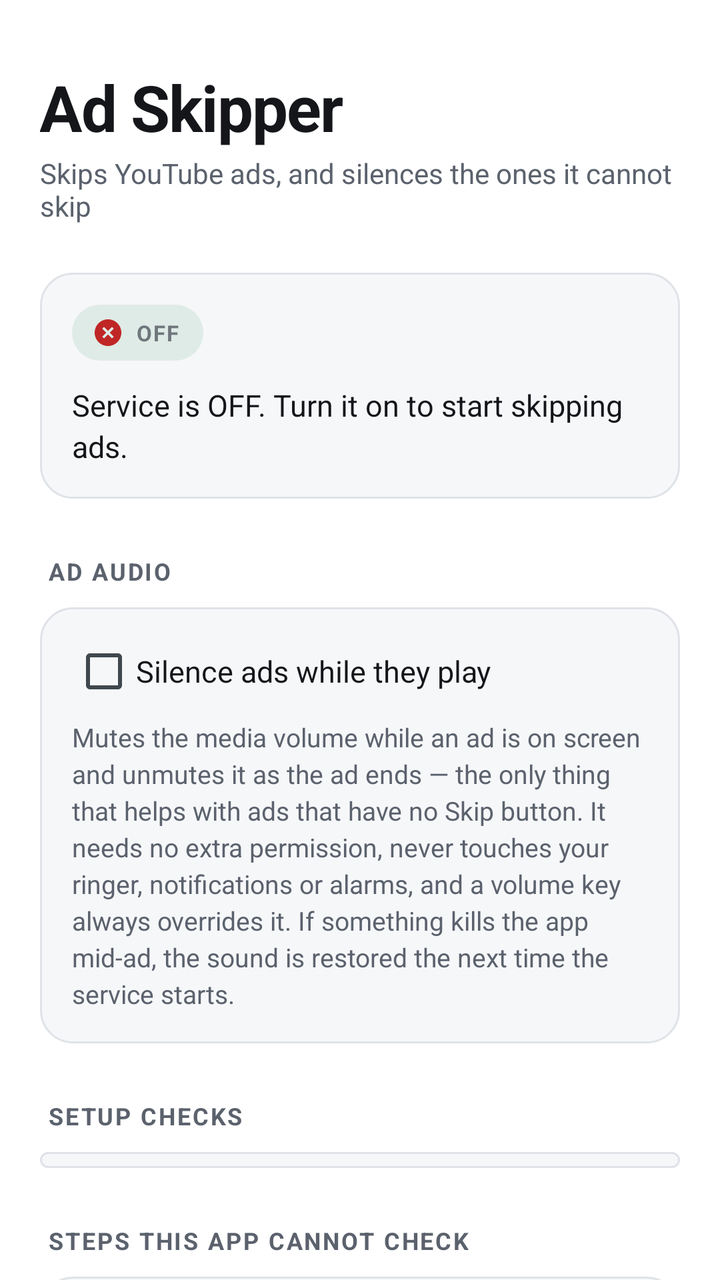
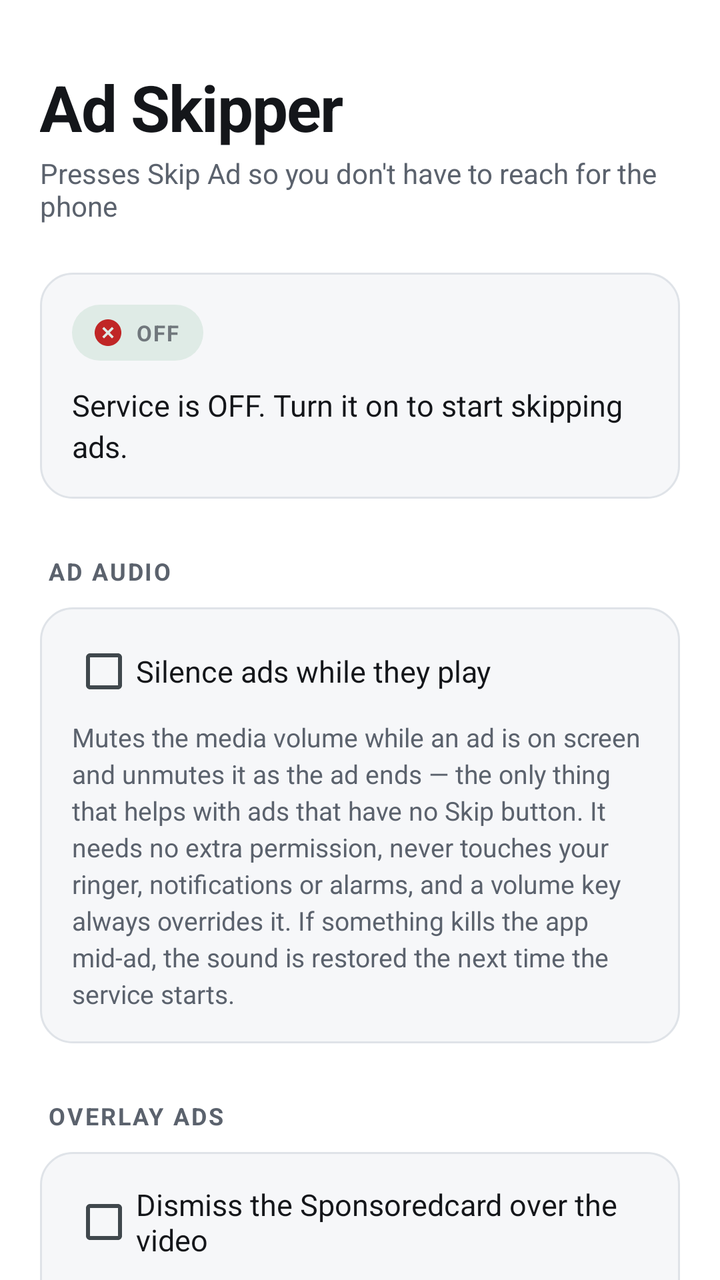

Before-and-after screenshots of an Android layout around one commit, followed by the original layout XML and the change that was made.
<!-- AndroidManifest.xml: application theme AppTheme -->
<!-- res/layout/activity_main.xml -->
<?xml version="1.0" encoding="utf-8"?>
<ScrollView xmlns:android="http://schemas.android.com/apk/res/android"
    android:layout_width="match_parent"
    android:layout_height="match_parent"
    android:background="@color/surface"
    android:fillViewport="true"
    android:scrollbars="none">

    <LinearLayout
        android:layout_width="match_parent"
        android:layout_height="wrap_content"
        android:orientation="vertical"
        android:paddingStart="20dp"
        android:paddingTop="32dp"
        android:paddingEnd="20dp"
        android:paddingBottom="32dp">

        <TextView
            android:layout_width="wrap_content"
            android:layout_height="wrap_content"
            android:letterSpacing="-0.02"
            android:text="@string/app_name"
            android:textColor="@color/text_primary"
            android:textSize="32sp"
            android:textStyle="bold" />

        <TextView
            android:layout_width="match_parent"
            android:layout_height="wrap_content"
            android:paddingTop="2dp"
            android:text="@string/app_tagline"
            android:textColor="@color/text_secondary"
            android:textSize="14sp" />

        
        <LinearLayout
            android:layout_width="match_parent"
            android:layout_height="wrap_content"
            android:layout_marginTop="24dp"
            android:background="@drawable/bg_card"
            android:orientation="vertical"
            android:padding="16dp">

            <LinearLayout
                android:id="@+id/status_pill"
                android:layout_width="wrap_content"
                android:layout_height="wrap_content"
                android:background="@drawable/bg_status_pill"
                android:gravity="center_vertical"
                android:orientation="horizontal"
                android:paddingStart="10dp"
                android:paddingTop="6dp"
                android:paddingEnd="12dp"
                android:paddingBottom="6dp">

                <ImageView
                    android:id="@+id/status_icon"
                    android:layout_width="16dp"
                    android:layout_height="16dp"
                    android:contentDescription="@null"
                    android:src="@drawable/ic_state_bad" />

                <TextView
                    android:id="@+id/status_label"
                    android:layout_width="wrap_content"
                    android:layout_height="wrap_content"
                    android:layout_marginStart="6dp"
                    android:letterSpacing="0.06"
                    android:text="@string/status_label_off"
                    android:textSize="11sp"
                    android:textStyle="bold" />
            </LinearLayout>

            <TextView
                android:id="@+id/status"
                android:layout_width="match_parent"
                android:layout_height="wrap_content"
                android:lineSpacingExtra="3dp"
                android:paddingTop="12dp"
                android:text="@string/status_disabled"
                android:textColor="@color/text_primary"
                android:textSize="15sp" />
        </LinearLayout>

        
        <TextView
            style="@style/SectionHeading"
            android:text="@string/mute_heading" />

        <LinearLayout
            android:layout_width="match_parent"
            android:layout_height="wrap_content"
            android:background="@drawable/bg_card"
            android:orientation="vertical"
            android:padding="16dp">

            <CheckBox
                android:id="@+id/mute_ads"
                android:layout_width="match_parent"
                android:layout_height="wrap_content"
                android:text="@string/mute_toggle"
                android:textColor="@color/text_primary"
                android:textSize="15sp" />

            <TextView
                android:layout_width="match_parent"
                android:layout_height="wrap_content"
                android:lineSpacingExtra="3dp"
                android:paddingTop="8dp"
                android:text="@string/mute_note"
                android:textColor="@color/text_secondary"
                android:textSize="13sp" />
        </LinearLayout>

        <TextView
            style="@style/SectionHeading"
            android:text="@string/preflight_heading" />

        <LinearLayout
            android:id="@+id/checklist"
            android:layout_width="match_parent"
            android:layout_height="wrap_content"
            android:background="@drawable/bg_card"
            android:orientation="vertical"
            android:paddingStart="16dp"
            android:paddingTop="4dp"
            android:paddingEnd="16dp"
            android:paddingBottom="4dp" />

        <TextView
            style="@style/SectionHeading"
            android:text="@string/preflight_attest_heading" />

        <LinearLayout
            android:layout_width="match_parent"
            android:layout_height="wrap_content"
            android:background="@drawable/bg_card"
            android:orientation="vertical"
            android:padding="16dp">

            <LinearLayout
                android:layout_width="match_parent"
                android:layout_height="wrap_content"
                android:orientation="horizontal">

                <ImageView
                    android:id="@+id/attest_icon"
                    android:layout_width="22dp"
                    android:layout_height="22dp"
                    android:layout_marginTop="1dp"
                    android:contentDescription="@null"
                    android:src="@drawable/ic_state_warn" />

                <TextView
                    android:id="@+id/background_tips"
                    android:layout_width="match_parent"
                    android:layout_height="wrap_content"
                    android:layout_marginStart="12dp"
                    android:lineSpacingExtra="3dp"
                    android:text="@string/background_tips"
                    android:textColor="@color/text_secondary"
                    android:textSize="14sp" />
            </LinearLayout>

            
            <Button
                android:id="@+id/recents_help"
                android:layout_width="match_parent"
                android:layout_height="46dp"
                android:layout_marginTop="14dp"
                android:background="@drawable/bg_button_secondary"
                android:stateListAnimator="@null"
                android:text="@string/recents_lock_help"
                android:textAllCaps="false"
                android:textColor="@color/accent"
                android:textSize="14sp" />

            <CheckBox
                android:id="@+id/attest"
                android:layout_width="match_parent"
                android:layout_height="wrap_content"
                android:layout_marginTop="12dp"
                android:text="@string/preflight_attest"
                android:textColor="@color/text_primary"
                android:textSize="14sp" />

            <TextView
                android:layout_width="match_parent"
                android:layout_height="wrap_content"
                android:paddingTop="6dp"
                android:text="@string/preflight_attest_note"
                android:textColor="@color/text_secondary"
                android:textSize="12sp"
                android:textStyle="italic" />
        </LinearLayout>

        <TextView
            android:id="@+id/gate_explanation"
            android:layout_width="match_parent"
            android:layout_height="wrap_content"
            android:layout_marginTop="24dp"
            android:lineSpacingExtra="3dp"
            android:text="@string/preflight_gate_blocked"
            android:textColor="@color/text_secondary"
            android:textSize="13sp" />

        <Button
            android:id="@+id/open_settings"
            android:layout_width="match_parent"
            android:layout_height="52dp"
            android:layout_marginTop="12dp"
            android:background="@drawable/bg_button_primary"
            android:stateListAnimator="@null"
            android:text="@string/open_accessibility_settings"
            android:textAllCaps="false"
            android:textColor="@color/button_primary_text"
            android:textSize="15sp"
            android:textStyle="bold" />

        <Button
            android:id="@+id/open_app_info"
            android:layout_width="match_parent"
            android:layout_height="52dp"
            android:layout_marginTop="10dp"
            android:background="@drawable/bg_button_secondary"
            android:stateListAnimator="@null"
            android:text="@string/open_app_info"
            android:textAllCaps="false"
            android:textColor="@color/text_primary"
            android:textSize="15sp" />

    </LinearLayout>

</ScrollView>
<!-- resources referenced by this layout -->
<resources>
  <color name="accent">#FF2F6BF3</color>
  <color name="surface">#FFFFFFFF</color>
  <color name="text_primary">#FF14161A</color>
  <color name="text_secondary">#FF5B626D</color>
  <!-- drawable bg_status_pill (drawable) -->
  <?xml version="1.0" encoding="utf-8"?>
  <shape xmlns:android="http://schemas.android.com/apk/res/android" android:shape="rectangle">
      <solid android:color="@color/state_ok_bg" />
      <corners android:radius="14dp" />
  </shape>
  <string name="app_name">Ad Skipper</string>
  <string name="app_tagline">Skips YouTube ads, and silences the ones it cannot skip</string>
  <string name="background_tips"><b>1. Lock it in Recents.</b> Open Recents, pull down or long-press the Ad Skipper card, and tap the padlock. On devices where "clear all apps" is a force stop, this is the only thing that survives it.\n\n<b>2. Allow auto-start</b>, if this device has such a list. Without it the system may refuse to restart the service after anything closes it, leaving it enabled but dead.\n\nOn stock Android neither is needed; the system restarts the service by itself.</string>
  <string name="mute_heading">Ad audio</string>
  <string name="mute_note">Mutes the media volume while an ad is on screen and unmutes it as the ad ends — the only thing that helps with ads that have no Skip button. It needs no extra permission, never touches your ringer, notifications or alarms, and a volume key always overrides it. If something kills the app mid-ad, the sound is restored the next time the service starts.</string>
  <string name="mute_toggle">Silence ads while they play</string>
  <string name="open_accessibility_settings">Open Accessibility settings</string>
  <string name="open_app_info">Open App info</string>
  <string name="preflight_attest">I have locked Ad Skipper in Recents (and allowed auto-start, if this device has it)</string>
  <string name="preflight_attest_heading">Steps this app cannot check</string>
  <string name="preflight_attest_note">This app cannot verify this — Android provides no way to read it. Ticking this is your confirmation, not a check the app has performed.</string>
  <string name="preflight_gate_blocked">Accessibility cannot be enabled from here until the checks above pass. Turning the service on before the device is set up to keep it running produces an app that works briefly and then stops silently.</string>
  <string name="preflight_heading">Setup checks</string>
  <string name="recents_lock_help">How do I lock it in Recents?</string>
  <string name="status_disabled">Service is OFF. Turn it on to start skipping ads.</string>
  <string name="status_label_off">OFF</string>
  <style name="AppTheme" parent="@android:style/Theme.DeviceDefault.DayNight">
          <item name="android:windowNoTitle">true</item>
          <item name="android:windowActionBar">false</item>
          <item name="android:windowBackground">@color/surface</item>
      </style>
  <color name="accent_disabled">#FFC7CCD4</color>
  <color name="outline">#FFDFE3E8</color>
  <color name="surface_card">#FFF6F7F9</color>
  <color name="state_ok_bg">#1A17803D</color>
  <color name="state_bad">#FFC02626</color>
  <color name="state_warn">#FFB45309</color>
  <!-- unchanged entries left out for length: 6 -->
</resources>

<!-- the commit's change to res/layout/activity_main.xml (unified diff, before → after) -->
@@ -114,6 +114,35 @@
 
         <TextView
             style="@style/SectionHeading"
+            android:text="@string/overlay_heading" />
+
+        <LinearLayout
+            android:layout_width="match_parent"
+            android:layout_height="wrap_content"
+            android:background="@drawable/bg_card"
+            android:orientation="vertical"
+            android:padding="16dp">
+
+            <CheckBox
+                android:id="@+id/dismiss_overlay"
+                android:layout_width="match_parent"
+                android:layout_height="wrap_content"
+                android:text="@string/overlay_toggle"
+                android:textColor="@color/text_primary"
+                android:textSize="15sp" />
+
+            <TextView
+                android:layout_width="match_parent"
+                android:layout_height="wrap_content"
+                android:lineSpacingExtra="3dp"
+                android:paddingTop="8dp"
+                android:text="@string/overlay_note"
+                android:textColor="@color/text_secondary"
+                android:textSize="13sp" />
+        </LinearLayout>
+
+        <TextView
+            style="@style/SectionHeading"
             android:text="@string/preflight_heading" />
 
         <LinearLayout
<!-- resource entries referenced after the edit -->
@@ -11,13 +11,16 @@
       <corners android:radius="14dp" />
   </shape>
   <string name="app_name">Ad Skipper</string>
-  <string name="app_tagline">Skips YouTube ads, and silences the ones it cannot skip</string>
+  <string name="app_tagline">Presses Skip Ad so you don\'t have to reach for the phone</string>
   <string name="background_tips"><b>1. Lock it in Recents.</b> Open Recents, pull down or long-press the Ad Skipper card, and tap the padlock. On devices where "clear all apps" is a force stop, this is the only thing that survives it.\n\n<b>2. Allow auto-start</b>, if this device has such a list. Without it the system may refuse to restart the service after anything closes it, leaving it enabled but dead.\n\nOn stock Android neither is needed; the system restarts the service by itself.</string>
   <string name="mute_heading">Ad audio</string>
   <string name="mute_note">Mutes the media volume while an ad is on screen and unmutes it as the ad ends — the only thing that helps with ads that have no Skip button. It needs no extra permission, never touches your ringer, notifications or alarms, and a volume key always overrides it. If something kills the app mid-ad, the sound is restored the next time the service starts.</string>
   <string name="mute_toggle">Silence ads while they play</string>
   <string name="open_accessibility_settings">Open Accessibility settings</string>
   <string name="open_app_info">Open App info</string>
+  <string name="overlay_heading">Overlay ads</string>
+  <string name="overlay_note">The small card that slides over the bottom of the player after an ad has no close button — only a ⋮ that opens a menu with Dismiss in it. This opens that menu and taps Dismiss for you. It only ever touches the ⋮ belonging to that card, never the advert itself, and it will not tap anything in the menu until the menu has identified itself as the ad menu. If it cannot find what it expects, it does nothing.</string>
+  <string name="overlay_toggle">Dismiss the "Sponsored" card over the video</string>
   <string name="preflight_attest">I have locked Ad Skipper in Recents (and allowed auto-start, if this device has it)</string>
   <string name="preflight_attest_heading">Steps this app cannot check</string>
   <string name="preflight_attest_note">This app cannot verify this — Android provides no way to read it. Ticking this is your confirmation, not a check the app has performed.</string>
